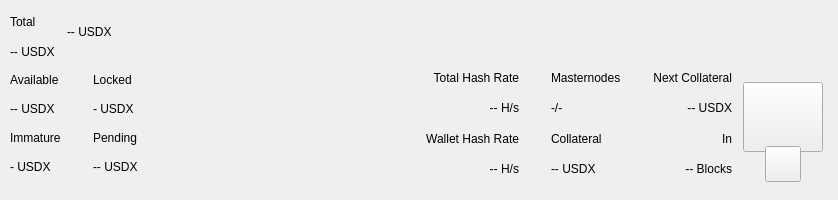
This is src/qt/pivx/forms/topbar.ui in TheCodexBlockchain/advantage as Qt 5 draws it before an edit. The edited form follows.
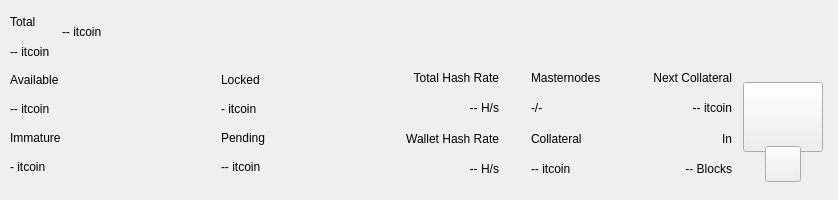
This is the edited form. Custom widgets are drawn as their Qt base class.

Commit message: rebrand itcoin

Patch:
```diff
--- a/src/qt/pivx/forms/topbar.ui
+++ b/src/qt/pivx/forms/topbar.ui
@@ -119,7 +119,7 @@
               <item>
                <widget class="PrivateQLabel" name="labelAmountPiv">
                 <property name="text">
-                 <string notr="true">-- USDX</string>
+                 <string notr="true">-- itcoin</string>
                 </property>
                </widget>
               </item>
@@ -162,7 +162,7 @@
                  <string notr="true">padding:0px;margin:0px;</string>
                 </property>
                 <property name="text">
-                 <string notr="true">-- USDX</string>
+                 <string notr="true">-- itcoin</string>
                 </property>
                </widget>
               </item>
@@ -472,7 +472,7 @@
                  <item>
                   <widget class="PrivateQLabel" name="labelAvailablePiv">
                    <property name="text">
-                    <string>-- USDX</string>
+                    <string>-- itcoin</string>
                    </property>
                   </widget>
                  </item>
@@ -486,7 +486,7 @@
                  <item>
                   <widget class="PrivateQLabel" name="labelImmaturePiv">
                    <property name="text">
-                    <string notr="true">- USDX</string>
+                    <string notr="true">- itcoin</string>
                    </property>
                   </widget>
                  </item>
@@ -507,7 +507,7 @@
                  <item>
                   <widget class="PrivateQLabel" name="labelLockedPiv">
                    <property name="text">
-                    <string>- USDX</string>
+                    <string>- itcoin</string>
                    </property>
                   </widget>
                  </item>
@@ -521,7 +521,7 @@
                  <item>
                   <widget class="PrivateQLabel" name="labelPendingPiv">
                    <property name="text">
-                    <string notr="true">-- USDX</string>
+                    <string notr="true">-- itcoin</string>
                    </property>
                   </widget>
                  </item>
@@ -533,19 +533,6 @@
            </item>
           </layout>
          </item>
-         <item>
-          <spacer name="horizontalSpacer_2">
-           <property name="orientation">
-            <enum>Qt::Horizontal</enum>
-           </property>
-           <property name="sizeHint" stdset="0">
-            <size>
-             <width>40</width>
-             <height>20</height>
-            </size>
-           </property>
-          </spacer>
-         </item>
          <item>
           <layout class="QHBoxLayout" name="horizontalLayout_6">
            <property name="spacing">
@@ -669,7 +656,7 @@
               <item>
                <widget class="QLabel" name="labelCollateralValue">
                 <property name="text">
-                 <string notr="true">-- USDX</string>
+                 <string notr="true">-- itcoin</string>
                 </property>
                </widget>
               </item>
@@ -707,7 +694,7 @@
               <item>
                <widget class="QLabel" name="labelNextCollateralValue">
                 <property name="text">
-                 <string>-- USDX</string>
+                 <string>-- itcoin</string>
                 </property>
                 <property name="textFormat">
                  <enum>Qt::AutoText</enum>
@@ -862,6 +849,11 @@
   </layout>
  </widget>
  <customwidgets>
+  <customwidget>
+   <class>PrivateQLabel</class>
+   <extends>QLabel</extends>
+   <header>qt/pivx/privatelabel.h</header>
+  </customwidget>
   <customwidget>
    <class>ExpandableButton</class>
    <extends>QWidget</extends>
@@ -874,12 +866,6 @@
    <header>qt/pivx/pfborderimage.h</header>
    <container>1</container>
   </customwidget>
-  <customwidget>
-   <class>PrivateQLabel</class>
-   <extends>QLabel</extends>
-   <header>qt/pivx/privatelabel.h</header>
-   <container>0</container>
-  </customwidget>
  </customwidgets>
  <resources/>
  <connections/>
```
Left out of the diff: 33 changed lines with no effect on the pictures. The commit also changes 254 other files.
